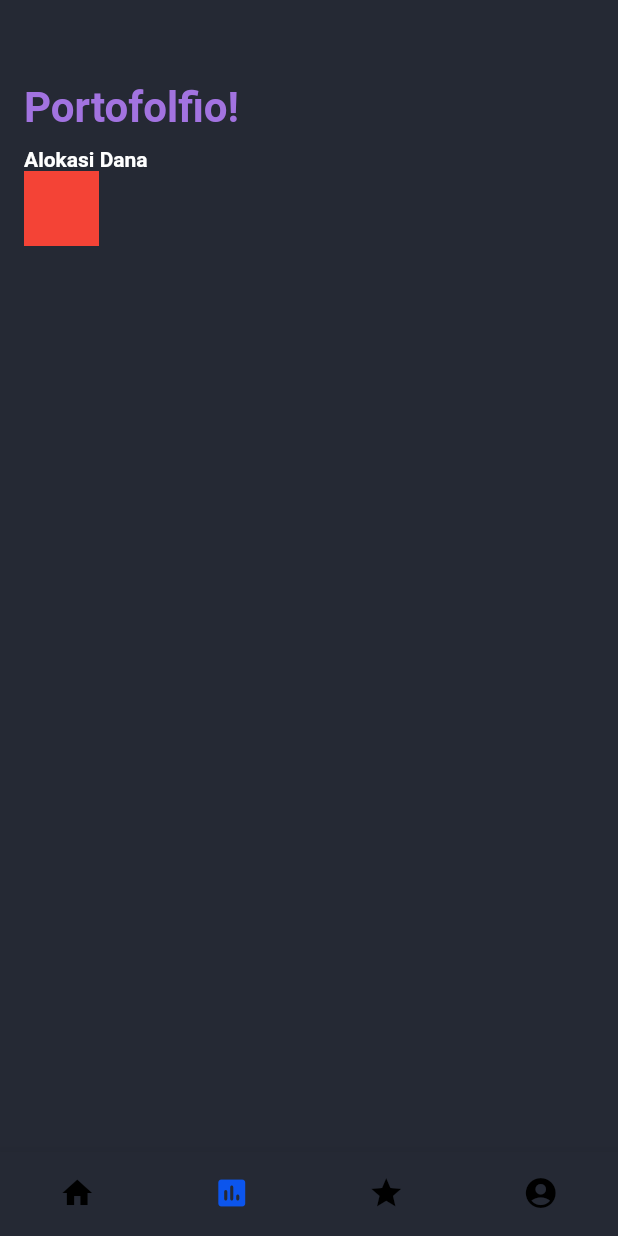
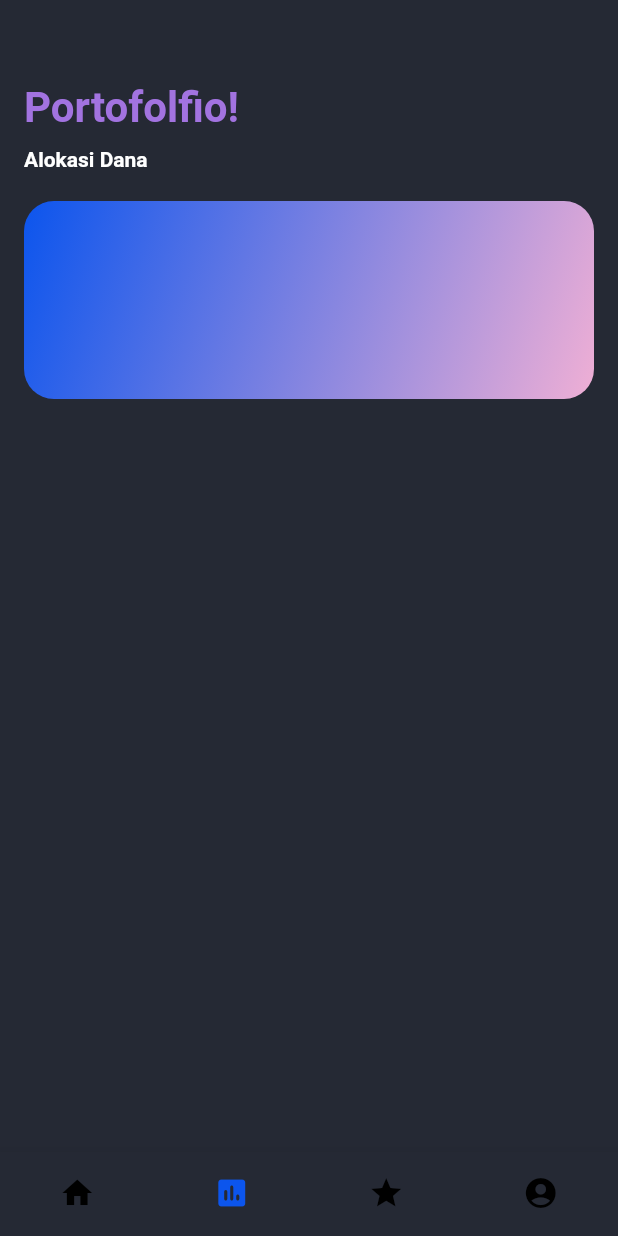
Before and after one commit to RenaldoLouis/flutter_invest_app, a Flutter app: the screen it shows after launch, item 2 of the bottom bar chosen, on a phone screen of 412 x 824 dp. Run offline on Flutter 3.47's test engine with Material 2 defaults, Android fonts, the light colour scheme and no system bars; our stand-ins replace carousel_slider, syncfusion_flutter_charts.

Commit message:
solved position row and column problem on portofolio page

```diff
--- a/lib/app/portofolio.dart
+++ b/lib/app/portofolio.dart
@@ -25,15 +25,13 @@ class _portofolioContent extends StatelessWidget {
   @override
   Widget build(BuildContext context) {
     return Container(
+      padding: EdgeInsets.only(left: 16, right: 16, top: 55),
       color: Color(0xFF252934),
       child: Column(
         children: <Widget>[
           Container(
-            padding: EdgeInsets.only(left: 16, right: 16, top: 55),
-            child: Row(
-              children: <Widget>[
-                Column(
-                  crossAxisAlignment: CrossAxisAlignment.start,
+            child: Column(
+              crossAxisAlignment: CrossAxisAlignment.stretch,
               children: <Widget>[
                 Text(
                   "Portofolfio!",
@@ -53,17 +51,23 @@ class _portofolioContent extends StatelessWidget {
                         fontWeight: FontWeight.bold),
                   ),
                 ),
-                    Container(
-                      width: 50,
-                      height: 50,
-                      color: Colors.red,
-                      child: Row(
-                        children: <Widget>[],
+              ],
             ),
           ),
-                  ],
+          Container(
+            margin: EdgeInsets.symmetric(vertical: 20),
+            height: 132,
+            decoration: BoxDecoration(
+              gradient: LinearGradient(
+                  begin: Alignment.topLeft,
+                  end: Alignment.bottomRight,
+                  colors: [
+                    Color(0xFF0C55ED),
+                    Color(0xFFEFAFD5),
+                  ]),
+              borderRadius: BorderRadius.all(
+                (Radius.circular(20)),
               ),
-              ],
             ),
           )
         ],
--- a/lib/app/sign_in_page.dart
+++ b/lib/app/sign_in_page.dart
@@ -103,7 +103,6 @@ class _SigninPageState extends State<SigninPage> {
                 Expanded(
                   child: Container(
                     margin: EdgeInsets.symmetric(vertical: 20),
-                    width: 100,
                     height: 132,
                     decoration: BoxDecoration(
                       gradient: LinearGradient(
```
Lines whose indentation alone changed are shown as unchanged.
